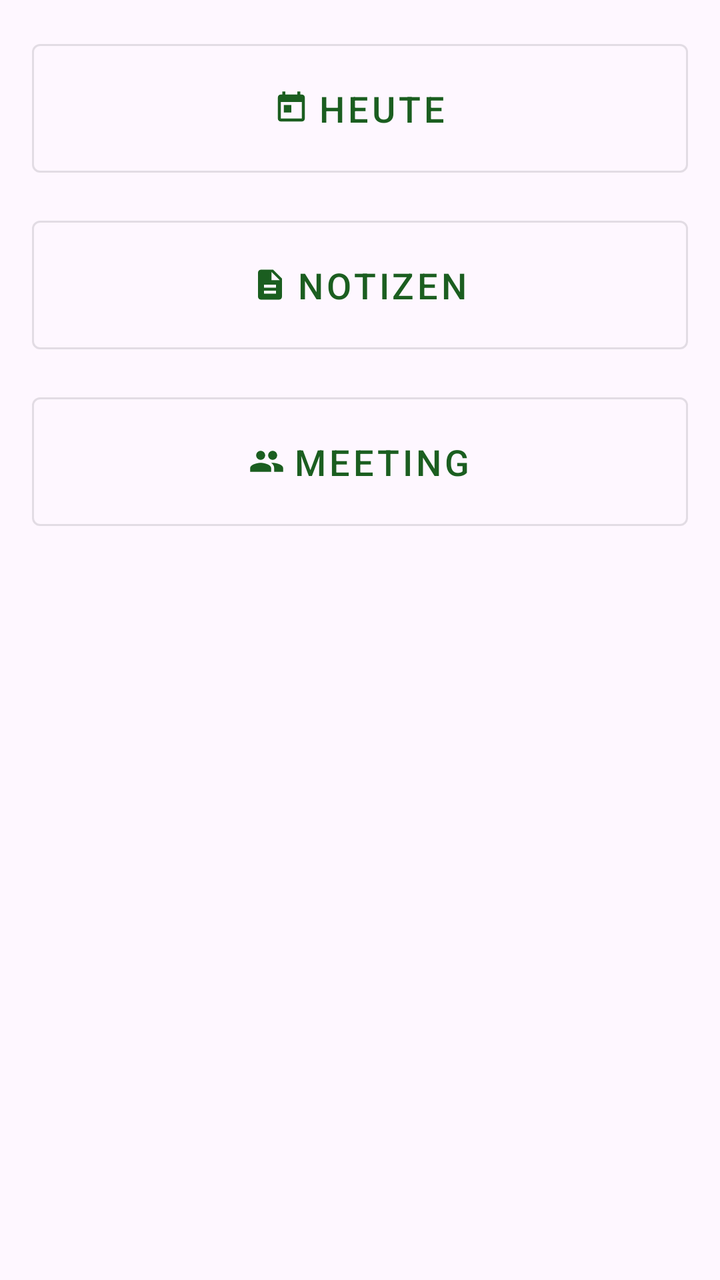
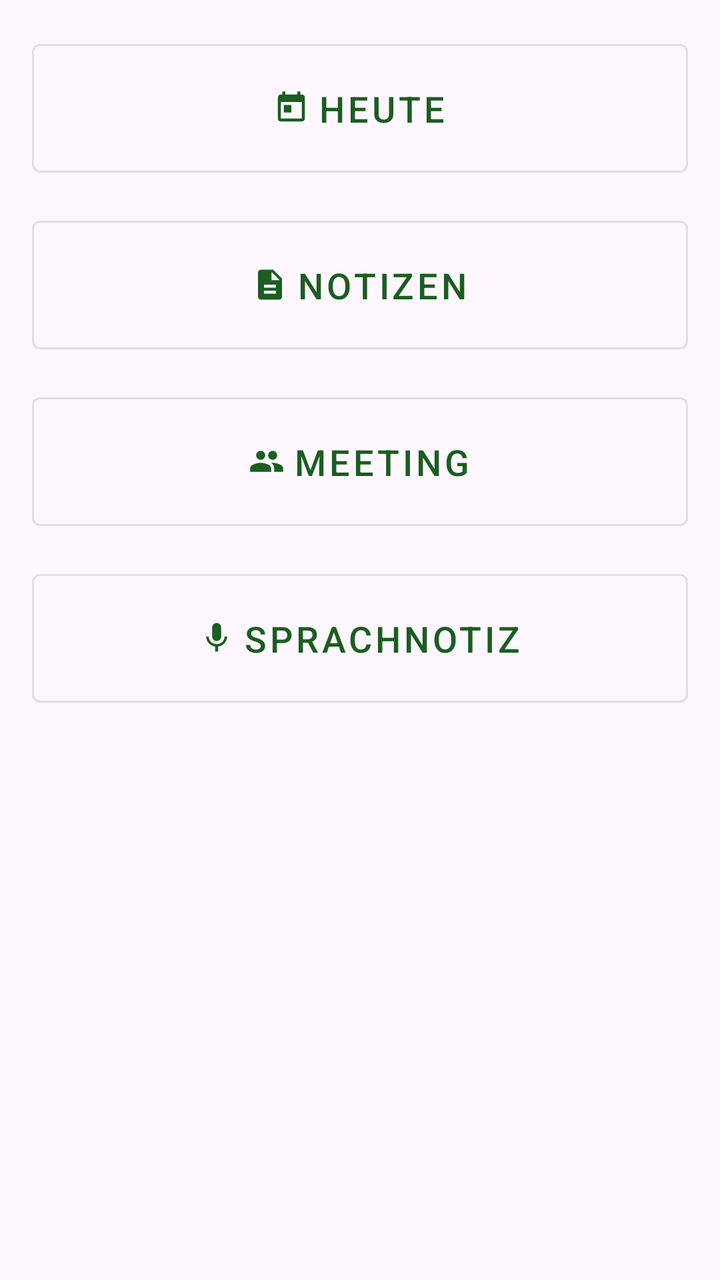

Before-and-after screenshots of an Android layout around one commit, followed by the original layout XML and the change that was made.
<!-- AndroidManifest.xml: application theme Theme.Groundwork -->
<!-- res/layout/fragment_more.xml -->
<?xml version="1.0" encoding="utf-8"?>
<LinearLayout xmlns:android="http://schemas.android.com/apk/res/android"
    xmlns:app="http://schemas.android.com/apk/res-auto"
    android:layout_width="match_parent"
    android:layout_height="match_parent"
    android:orientation="vertical"
    android:padding="16dp">

    <com.google.android.material.button.MaterialButton
        android:id="@+id/btn_today"
        android:layout_width="match_parent"
        android:layout_height="wrap_content"
        android:layout_marginBottom="12dp"
        android:padding="20dp"
        android:textSize="18sp"
        android:text="@string/nav_today"
        app:icon="@drawable/ic_nav_today"
        app:iconGravity="textStart"
        style="@style/Widget.MaterialComponents.Button.OutlinedButton" />

    <com.google.android.material.button.MaterialButton
        android:id="@+id/btn_notizen"
        android:layout_width="match_parent"
        android:layout_height="wrap_content"
        android:layout_marginBottom="12dp"
        android:padding="20dp"
        android:textSize="18sp"
        android:text="@string/nav_notiz"
        app:icon="@drawable/ic_nav_notiz"
        app:iconGravity="textStart"
        style="@style/Widget.MaterialComponents.Button.OutlinedButton" />

    <com.google.android.material.button.MaterialButton
        android:id="@+id/btn_meeting"
        android:layout_width="match_parent"
        android:layout_height="wrap_content"
        android:padding="20dp"
        android:textSize="18sp"
        android:text="@string/nav_meeting"
        app:icon="@drawable/ic_nav_meeting"
        app:iconGravity="textStart"
        style="@style/Widget.MaterialComponents.Button.OutlinedButton" />

</LinearLayout>
<!-- resources referenced by this layout -->
<resources>
  <!-- drawable ic_nav_meeting (drawable) -->
  <?xml version="1.0" encoding="utf-8"?>
  <vector xmlns:android="http://schemas.android.com/apk/res/android"
      android:width="24dp"
      android:height="24dp"
      android:viewportWidth="24"
      android:viewportHeight="24">
      <path
          android:fillColor="?attr/colorControlNormal"
          android:pathData="M16,11c1.66,0 2.99,-1.34 2.99,-3S17.66,5 16,5c-1.66,0 -3,1.34 -3,3s1.34,3 3,3zM8,11c1.66,0 2.99,-1.34 2.99,-3S9.66,5 8,5C6.34,5 5,6.34 5,8s1.34,3 3,3zM8,13c-2.33,0 -7,1.17 -7,3.5L1,19h14v-2.5C15,14.17 10.33,13 8,13zM16,13c-0.29,0 -0.62,0.02 -0.97,0.05 1.16,0.84 1.97,1.97 1.97,3.45L17,19h6v-2.5C23,14.17 18.33,13 16,13z" />
  </vector>
  <!-- drawable ic_nav_notiz (drawable) -->
  <?xml version="1.0" encoding="utf-8"?>
  <vector xmlns:android="http://schemas.android.com/apk/res/android"
      android:width="24dp"
      android:height="24dp"
      android:viewportWidth="24"
      android:viewportHeight="24">
      <path
          android:fillColor="?attr/colorControlNormal"
          android:pathData="M14,2H6c-1.1,0 -2,0.9 -2,2v16c0,1.1 0.9,2 2,2h12c1.1,0 2,-0.9 2,-2V8l-6,-6zM16,18H8v-2h8v2zM16,14H8v-2h8v2zM13,9V3.5L18.5,9H13z" />
  </vector>
  <!-- drawable ic_nav_today (drawable) -->
  <?xml version="1.0" encoding="utf-8"?>
  <vector xmlns:android="http://schemas.android.com/apk/res/android"
      android:width="24dp"
      android:height="24dp"
      android:viewportWidth="24"
      android:viewportHeight="24">
      <path
          android:fillColor="?attr/colorControlNormal"
          android:pathData="M19,3h-1V1h-2v2H8V1H6v2H5c-1.11,0 -1.99,0.9 -1.99,2L3,19c0,1.1 0.89,2 2,2h14c1.1,0 2,-0.9 2,-2L21,5c0,-1.1 -0.9,-2 -2,-2zM19,19L5,19L5,8h14v11zM7,10h5v5L7,15z" />
  </vector>
  <string name="nav_meeting">Meeting</string>
  <string name="nav_notiz">Notizen</string>
  <string name="nav_today">Heute</string>
  <style name="Theme.Groundwork" parent="Theme.Material3.Light.NoActionBar">
          <item name="colorPrimary">@color/colorPrimary</item>
          <item name="colorPrimaryDark">@color/colorPrimaryDark</item>
          <item name="colorAccent">@color/colorAccent</item>
      </style>
  <color name="colorPrimary">#1B5E20</color>
  <color name="colorPrimaryDark">#003300</color>
  <color name="colorAccent">#A5D6A7</color>
</resources>

<!-- the commit's change to res/layout/fragment_more.xml (unified diff, before → after) -->
@@ -34,6 +34,7 @@
         android:id="@+id/btn_meeting"
         android:layout_width="match_parent"
         android:layout_height="wrap_content"
+        android:layout_marginBottom="12dp"
         android:padding="20dp"
         android:textSize="18sp"
         android:text="@string/nav_meeting"
@@ -41,4 +42,15 @@
         app:iconGravity="textStart"
         style="@style/Widget.MaterialComponents.Button.OutlinedButton" />
 
+    <com.google.android.material.button.MaterialButton
+        android:id="@+id/btn_voice"
+        android:layout_width="match_parent"
+        android:layout_height="wrap_content"
+        android:padding="20dp"
+        android:textSize="18sp"
+        android:text="@string/nav_voice"
+        app:icon="@drawable/ic_nav_voice"
+        app:iconGravity="textStart"
+        style="@style/Widget.MaterialComponents.Button.OutlinedButton" />
+
 </LinearLayout>
<!-- resource entries referenced after the edit -->
@@ -33,9 +33,21 @@
           android:fillColor="?attr/colorControlNormal"
           android:pathData="M19,3h-1V1h-2v2H8V1H6v2H5c-1.11,0 -1.99,0.9 -1.99,2L3,19c0,1.1 0.89,2 2,2h14c1.1,0 2,-0.9 2,-2L21,5c0,-1.1 -0.9,-2 -2,-2zM19,19L5,19L5,8h14v11zM7,10h5v5L7,15z" />
   </vector>
+  <!-- drawable ic_nav_voice (drawable) -->
+  <?xml version="1.0" encoding="utf-8"?>
+  <vector xmlns:android="http://schemas.android.com/apk/res/android"
+      android:width="24dp"
+      android:height="24dp"
+      android:viewportWidth="24"
+      android:viewportHeight="24">
+      <path
+          android:fillColor="?attr/colorControlNormal"
+          android:pathData="M12,14c1.66,0 3,-1.34 3,-3V5c0,-1.66 -1.34,-3 -3,-3S9,3.34 9,5v6C9,12.66 10.34,14 12,14zM17.3,11c0,3 -2.54,5.1 -5.3,5.1S6.7,14 6.7,11H5c0,3.41 2.72,6.23 6,6.72V21h2v-3.28c3.28,-0.48 6,-3.3 6,-6.72H17.3z" />
+  </vector>
   <string name="nav_meeting">Meeting</string>
   <string name="nav_notiz">Notizen</string>
   <string name="nav_today">Heute</string>
+  <string name="nav_voice">Sprachnotiz</string>
   <style name="Theme.Groundwork" parent="Theme.Material3.Light.NoActionBar">
           <item name="colorPrimary">@color/colorPrimary</item>
           <item name="colorPrimaryDark">@color/colorPrimaryDark</item>
